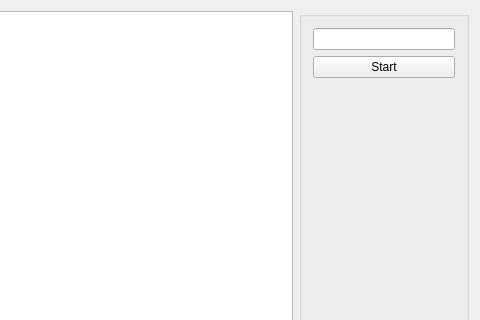
First picture: the form in mainwindow.ui, repository vanssb/ChattyBird_Server, before the edit; both pictures show x 341 to 821 and y 0 to 320 of the 821 by 493 pixel window.
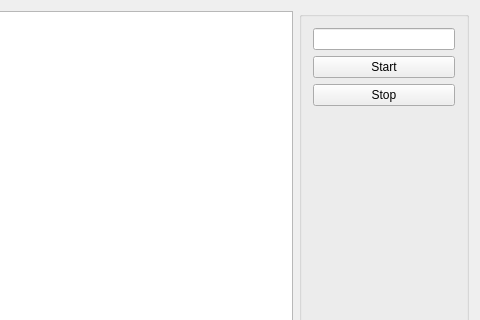
Second picture: the form after the edit.

The edit to the form file:
```diff
--- a/mainwindow.ui
+++ b/mainwindow.ui
@@ -53,6 +53,13 @@
          </property>
         </widget>
        </item>
+       <item>
+        <widget class="QPushButton" name="stop">
+         <property name="text">
+          <string>Stop</string>
+         </property>
+        </widget>
+       </item>
        <item>
         <spacer name="verticalSpacer">
          <property name="orientation">
```
Left out of the diff: 8 changed lines with no effect on the pictures.
